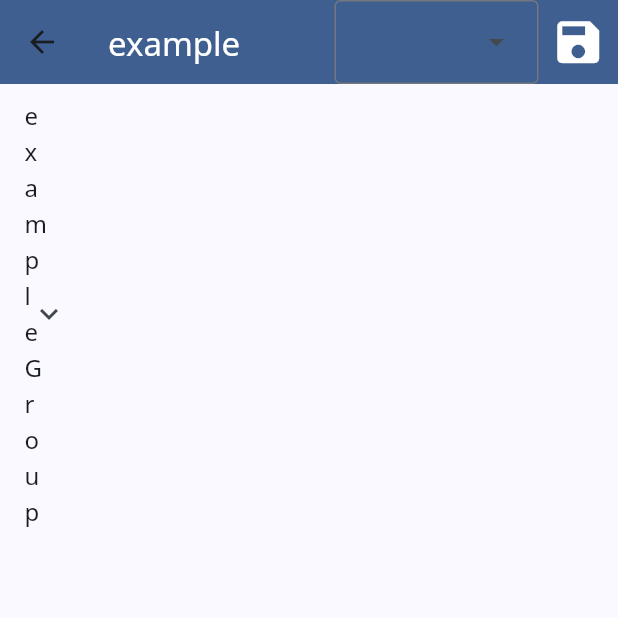
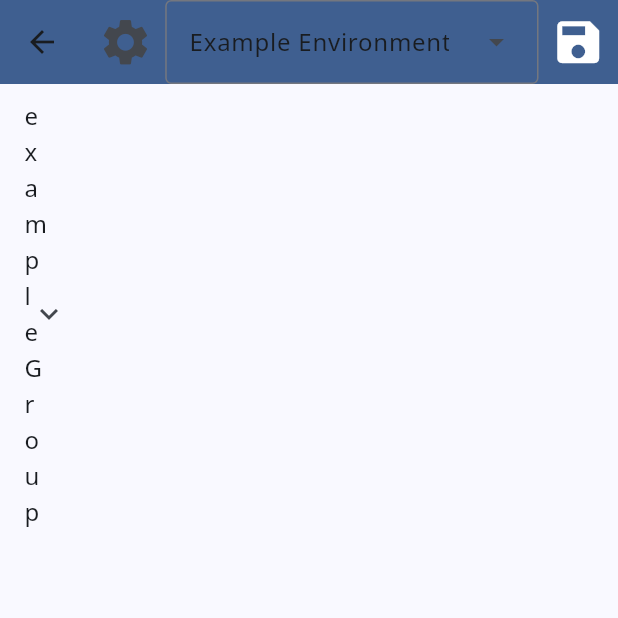
Before and after one commit to jpleatherland/phlitt, a Flutter app: the screen it shows after launch, after a tap on the "space dashboard" icon, on a phone screen of 412 x 824 dp, the top half of it. Run offline on Flutter 3.47's test engine with Material 3 defaults, Android fonts, the phone set to English and light mode, and no system bars.

Commit message:
environment params working and editable. next: add and remove env params, remove rq and r

```diff
--- a/analysis_options.yaml
+++ b/analysis_options.yaml
@@ -25,7 +25,7 @@ linter:
   # `// ignore_for_file: name_of_lint` syntax on the line or in the file
   # producing the lint.
   rules:
-    # avoid_print: false  # Uncomment to disable the `avoid_print` rule
+    avoid_print: false  # Uncomment to disable the `avoid_print` rule
     # prefer_single_quotes: true  # Uncomment to enable the `prefer_single_quotes` rule
 
 # Additional information about this file can be found at
--- a/lib/pages/collections_overview.dart
+++ b/lib/pages/collections_overview.dart
@@ -1,5 +1,4 @@
 import 'package:flutter/material.dart';
-import 'package:flutter/widgets.dart';
 import 'package:qapic/model/collections_model.dart';
 import 'package:qapic/pages/main_page.dart';
 import 'package:qapic/utils/collections_manager.dart';
--- a/lib/pages/main_page.dart
+++ b/lib/pages/main_page.dart
@@ -1,5 +1,6 @@
 import 'package:flutter/material.dart';
 import 'package:qapic/model/collections_model.dart';
+import 'package:qapic/pages/environments_page.dart';
 import 'package:qapic/widgets/render_request_groups.dart';
 import 'package:qapic/pages/open_request.dart';
 import 'package:qapic/widgets/custom_context_menu_controller.dart';
@@ -17,20 +18,25 @@ class MainPage extends StatefulWidget {
 
 class _MainPageState extends State<MainPage> with TickerProviderStateMixin {
   List<Request> openRequests = [];
+  TextEditingController environmentController = TextEditingController();
 
   @override
   Widget build(BuildContext context) {
     Function writeback = widget.writeback;
     Collection collection = widget.collection;
     ColorScheme colorScheme = Theme.of(context).colorScheme;
+    environmentController.text = collection.environments.first.environmentName;
 
-    TabController tabController = TabController(length: openRequests.length, vsync: this);
-    if(openRequests.isNotEmpty){
-      tabController.index = openRequests.length-1;
+    TabController tabController =
+        TabController(length: openRequests.length, vsync: this);
+    if (openRequests.isNotEmpty) {
+      tabController.index = openRequests.length - 1;
     }
     void selectRequest(Request request) {
-      if(!openRequests.contains(request)){
-        setState(() => openRequests.add(request),);
+      if (!openRequests.contains(request)) {
+        setState(
+          () => openRequests.add(request),
+        );
       } else {
         tabController.index = openRequests.indexOf(request);
       }
@@ -44,7 +50,28 @@ class _MainPageState extends State<MainPage> with TickerProviderStateMixin {
             title: Text(collection.collectionName,
                 style: TextStyle(color: colorScheme.onPrimary)),
             actions: [
-               DropdownMenu(menuStyle: MenuStyle(backgroundColor: MaterialStatePropertyAll(Theme.of(context).colorScheme.onPrimary)), dropdownMenuEntries: [DropdownMenuEntry(label: 'Hi', value: 'Hi')]),
+              IconButton(
+                icon: const Icon(Icons.settings),
+                iconSize: 37,
+                onPressed: () => Navigator.push(
+                    context,
+                    MaterialPageRoute(
+                      builder: (context) => EnvironmentsPage(
+                        collection: collection,
+                        writeback: writeback,
+                      ),
+                    )),
+              ),
+              DropdownMenu(
+                controller: environmentController,
+                menuStyle: MenuStyle(
+                    backgroundColor: MaterialStatePropertyAll(
+                        Theme.of(context).colorScheme.onPrimary)),
+                dropdownMenuEntries: collection.environments
+                    .map((e) => DropdownMenuEntry(
+                        value: e.environmentName, label: e.environmentName))
+                    .toList(),
+              ),
               IconButton(
                   onPressed: () => writeback(),
                   icon: const Icon(Icons.save),
@@ -85,7 +112,15 @@ class _MainPageState extends State<MainPage> with TickerProviderStateMixin {
                               .map(
                                 (e) => Container(
                                     padding: const EdgeInsets.all(5.0),
-                                    child: TabData(request: e)),
+                                    child: TabData(
+                                        request: e,
+                                        environment: collection.environments
+                                            .where(
+                                              (element) =>
+                                                  element.environmentName ==
+                                                  environmentController.text,
+                                            )
+                                            .first)),
                               )
                               .toList()),
                     ),
--- a/lib/pages/open_request.dart
+++ b/lib/pages/open_request.dart
@@ -6,7 +6,8 @@ import 'package:qapic/model/collections_model.dart';
 
 class TabData extends StatefulWidget {
   final Request request;
-  const TabData({super.key, required this.request});
+  final Environment? environment;
+  const TabData({super.key, required this.request, this.environment});
 
   @override
   State<TabData> createState() => _TabDataState();
@@ -32,6 +33,7 @@ class _TabDataState extends State<TabData> {
 
   @override
   Widget build(BuildContext context) {
+    Environment? environment = widget.environment;
     TextEditingController urlController =
         TextEditingController(text: updatedRequest.requestUrl);
 
@@ -159,7 +161,7 @@ class _TabDataState extends State<TabData> {
         default:
       }
       if (send) {
-        rm.submitRequest(updatedRequest, updateResponse);
+        rm.submitRequest(updatedRequest, updateResponse, environment);
       }
     }
 
@@ -202,7 +204,8 @@ class _TabDataState extends State<TabData> {
           )),
           IconButton(
               icon: const Icon(Icons.send),
-              onPressed: () => rm.submitRequest(updatedRequest, updateResponse))
+              onPressed: () =>
+                  rm.submitRequest(updatedRequest, updateResponse, environment))
         ],
       ),
       Expanded(
--- a/lib/utils/collections_manager.dart
+++ b/lib/utils/collections_manager.dart
@@ -72,7 +72,10 @@ mixin class CollectionsManager {
   }
 
   void deleteCollection(CollectionGroup collectionGroup, String collectionName) {
-    print('deleting $collectionName');
     collectionGroup.collections.removeWhere((e) => e.collectionName == collectionName);
   }
+
+  void newEnvironment(Collection collection) {
+    collection.environments.add(Environment(environmentName: 'New Environment', environmentParameters: {}));
+  }
 }
--- a/lib/utils/example_collection.dart
+++ b/lib/utils/example_collection.dart
@@ -134,7 +134,16 @@ String collectionTemplate = '''{
                     ]
                 }
             ],
-            "environments": []
+            "environments": [
+                              {
+                    "environmentName": "Example Environment",
+                    "environmentParameters": {
+                        "server1": "https://www.google.com",
+                        "server2": "https://www.bing.com",
+                        "token": "tokenValue"
+                    }
+                }
+            ]
         }
     ]
 }''';
--- a/lib/widgets/rename_dialog.dart
+++ b/lib/widgets/rename_dialog.dart
@@ -82,3 +82,33 @@ deleteCollectionDialog(
             ),
           )));
 }
+
+renameEnvironmentDialog(
+  BuildContext context,
+  Environment environment,
+  void Function(Environment environment, String value) callback,
+) {
+  TextEditingController controller =
+      TextEditingController(text: environment.environmentName);
+  Navigator.of(context).push(DialogRoute<void>(
+      context: context,
+      builder: (BuildContext context) => AlertDialog(
+            title: const Text("Environment Name:"),
+            content: Column(
+              children: [
+                TextFormField(
+                    controller: controller,
+                    onFieldSubmitted: (value) {
+                      callback(environment, value);
+                      Navigator.of(context).pop();
+                    }),
+                IconButton(
+                    onPressed: () {
+                      callback(environment, controller.text);
+                      Navigator.of(context).pop();
+                    },
+                    icon: const Icon(Icons.save))
+              ],
+            ),
+          )));
+}
```
Also changed, not shown: lib/pages/environments_page.dart (added, +63 -0 lines), lib/utils/requests_manager.dart (+56 -28 lines), lib/widgets/render_environment_parameters.dart (added, +115 -0 lines), lib/widgets/render_environments.dart (added, +150 -0 lines).
